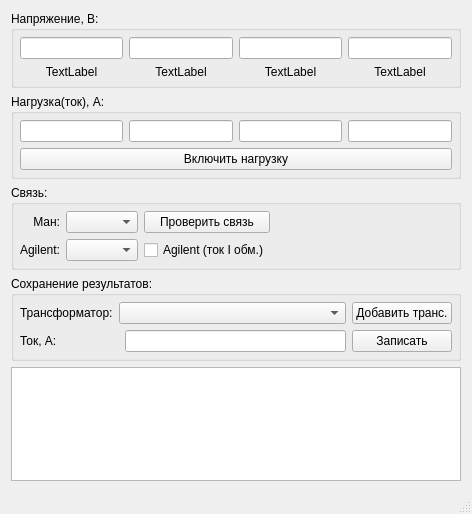
This is mainwindow.ui in XRay3D/MAN as Qt 5 draws it before an edit. The edited form follows.
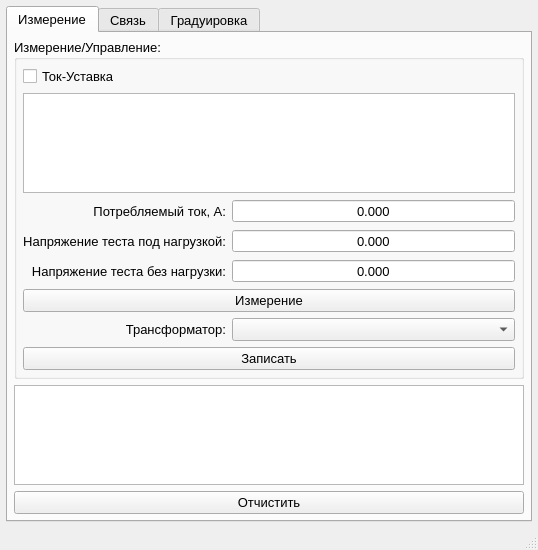
This is the edited form.

```diff
--- a/mainwindow.ui
+++ b/mainwindow.ui
@@ -6,21 +6,74 @@
    <rect>
     <x>0</x>
     <y>0</y>
-    <width>472</width>
-    <height>514</height>
+    <width>538</width>
+    <height>550</height>
    </rect>
   </property>
+  <property name="font">
+   <font>
+    <pointsize>10</pointsize>
+   </font>
+  </property>
   <property name="windowTitle">
    <string>MainWindow</string>
   </property>
   <widget class="QWidget" name="centralWidget">
+   <layout class="QVBoxLayout" name="verticalLayout_2">
+    <property name="leftMargin">
+     <number>6</number>
+    </property>
+    <property name="topMargin">
+     <number>6</number>
+    </property>
+    <property name="rightMargin">
+     <number>6</number>
+    </property>
+    <property name="bottomMargin">
+     <number>6</number>
+    </property>
+    <item>
+     <widget class="QTabWidget" name="tabWidget">
+      <property name="currentIndex">
+       <number>0</number>
+      </property>
+      <widget class="QWidget" name="tabMeasure">
+       <attribute name="title">
+        <string>Измерение</string>
+       </attribute>
+       <layout class="QVBoxLayout" name="vlayMeasure">
+        <property name="leftMargin">
+         <number>0</number>
+        </property>
+        <property name="topMargin">
+         <number>0</number>
+        </property>
+        <property name="rightMargin">
+         <number>0</number>
+        </property>
+        <property name="bottomMargin">
+         <number>0</number>
+        </property>
+        <item>
+         <layout class="QVBoxLayout" name="verticalLayout">
+          <property name="leftMargin">
+           <number>6</number>
+          </property>
+          <property name="topMargin">
+           <number>6</number>
+          </property>
+          <property name="rightMargin">
+           <number>6</number>
+          </property>
+          <property name="bottomMargin">
+           <number>6</number>
+          </property>
+          <item>
+           <widget class="QGroupBox" name="groupBox">
+            <property name="title">
+             <string>Измерение/Управление:</string>
+            </property>
    <layout class="QGridLayout" name="gridLayout">
-    <item row="1" column="0">
-     <widget class="QGroupBox" name="groupBox_2">
-      <property name="title">
-       <string>Нагрузка(ток), А:</string>
-      </property>
-      <layout class="QGridLayout" name="gridLayout_3">
        <property name="leftMargin">
         <number>6</number>
        </property>
@@ -33,105 +86,181 @@
        <property name="bottomMargin">
         <number>6</number>
        </property>
-       <item row="0" column="1">
-        <widget class="QLineEdit" name="lineEditI_2"/>
-       </item>
-       <item row="0" column="0">
-        <widget class="QLineEdit" name="lineEditI_1"/>
-       </item>
-       <item row="0" column="2">
-        <widget class="QLineEdit" name="lineEditI_3"/>
-       </item>
-       <item row="0" column="3">
-        <widget class="QLineEdit" name="lineEditI_4"/>
-       </item>
-       <item row="1" column="0" colspan="4">
-        <widget class="QPushButton" name="pushButtonLoad">
+             <item row="3" column="1">
+              <widget class="QDoubleSpinBox" name="dsbxCurrentIn">
+               <property name="sizePolicy">
+                <sizepolicy hsizetype="Expanding" vsizetype="Fixed">
+                 <horstretch>0</horstretch>
+                 <verstretch>0</verstretch>
+                </sizepolicy>
+               </property>
+               <property name="alignment">
+                <set>Qt::AlignCenter</set>
+               </property>
+               <property name="readOnly">
+                <bool>true</bool>
+               </property>
+               <property name="buttonSymbols">
+                <enum>QAbstractSpinBox::NoButtons</enum>
+               </property>
+               <property name="decimals">
+                <number>3</number>
+               </property>
+               <property name="maximum">
+                <double>3000.000000000000000</double>
+               </property>
+              </widget>
+             </item>
+             <item row="7" column="0" colspan="2">
+              <widget class="QPushButton" name="pbMeasure">
          <property name="text">
-          <string>Включить нагрузку</string>
+                <string>Измерение</string>
          </property>
          <property name="checkable">
           <bool>true</bool>
          </property>
         </widget>
        </item>
-      </layout>
-     </widget>
-    </item>
-    <item row="0" column="0">
-     <widget class="QGroupBox" name="groupBox">
-      <property name="title">
-       <string>Напряжение, В:</string>
-      </property>
-      <layout class="QGridLayout" name="gridLayout_2">
-       <property name="leftMargin">
-        <number>6</number>
-       </property>
-       <property name="topMargin">
-        <number>6</number>
-       </property>
-       <property name="rightMargin">
-        <number>6</number>
-       </property>
-       <property name="bottomMargin">
-        <number>6</number>
-       </property>
-       <item row="0" column="1">
-        <widget class="QLineEdit" name="lineEditU_2"/>
-       </item>
+             <item row="3" column="0">
+              <widget class="QLabel" name="label_7">
+               <property name="sizePolicy">
+                <sizepolicy hsizetype="Preferred" vsizetype="Preferred">
+                 <horstretch>0</horstretch>
+                 <verstretch>0</verstretch>
+                </sizepolicy>
+               </property>
+               <property name="text">
+                <string>Потребляемый ток, А:</string>
+               </property>
+               <property name="alignment">
+                <set>Qt::AlignRight|Qt::AlignTrailing|Qt::AlignVCenter</set>
+               </property>
+              </widget>
+             </item>
+             <item row="4" column="1">
+              <widget class="QDoubleSpinBox" name="dsbxULoad">
+               <property name="alignment">
+                <set>Qt::AlignCenter</set>
+               </property>
+               <property name="readOnly">
+                <bool>true</bool>
+               </property>
+               <property name="buttonSymbols">
+                <enum>QAbstractSpinBox::NoButtons</enum>
+               </property>
+               <property name="decimals">
+                <number>3</number>
+               </property>
+               <property name="maximum">
+                <double>3000.000000000000000</double>
+               </property>
+              </widget>
+             </item>
+             <item row="1" column="0" colspan="2">
+              <widget class="QTableView" name="tvMeasured"/>
+             </item>
+             <item row="8" column="1">
+              <widget class="QComboBox" name="cbxTrans">
+               <property name="sizePolicy">
+                <sizepolicy hsizetype="Expanding" vsizetype="Fixed">
+                 <horstretch>0</horstretch>
+                 <verstretch>0</verstretch>
+                </sizepolicy>
+               </property>
+              </widget>
+             </item>
        <item row="0" column="0">
-        <widget class="QLineEdit" name="lineEditU_1"/>
-       </item>
-       <item row="0" column="3">
-        <widget class="QLineEdit" name="lineEditU_4"/>
-       </item>
-       <item row="0" column="2">
-        <widget class="QLineEdit" name="lineEditU_3"/>
-       </item>
-       <item row="1" column="0">
+              <widget class="QCheckBox" name="chbxSetPointLoad">
+               <property name="text">
+                <string>Ток-Уставка</string>
+               </property>
+              </widget>
+             </item>
+             <item row="13" column="0" colspan="2">
+              <widget class="QPushButton" name="pbWrite">
+               <property name="text">
+                <string>Записать</string>
+               </property>
+              </widget>
+             </item>
+             <item row="8" column="0">
+              <widget class="QLabel" name="label_8">
+               <property name="sizePolicy">
+                <sizepolicy hsizetype="Preferred" vsizetype="Preferred">
+                 <horstretch>0</horstretch>
+                 <verstretch>0</verstretch>
+                </sizepolicy>
+               </property>
+               <property name="text">
+                <string>Трансформатор:</string>
+               </property>
+               <property name="alignment">
+                <set>Qt::AlignRight|Qt::AlignTrailing|Qt::AlignVCenter</set>
+               </property>
+              </widget>
+             </item>
+             <item row="5" column="1">
+              <widget class="QDoubleSpinBox" name="dsbxUNoLoad">
+               <property name="alignment">
+                <set>Qt::AlignCenter</set>
+               </property>
+               <property name="readOnly">
+                <bool>true</bool>
+               </property>
+               <property name="buttonSymbols">
+                <enum>QAbstractSpinBox::NoButtons</enum>
+               </property>
+               <property name="decimals">
+                <number>3</number>
+               </property>
+               <property name="maximum">
+                <double>3000.000000000000000</double>
+               </property>
+              </widget>
+             </item>
+             <item row="4" column="0">
         <widget class="QLabel" name="label">
          <property name="text">
-          <string>TextLabel</string>
+                <string>Напряжение теста под нагрузкой:</string>
          </property>
          <property name="alignment">
-          <set>Qt::AlignCenter</set>
+                <set>Qt::AlignRight|Qt::AlignTrailing|Qt::AlignVCenter</set>
          </property>
         </widget>
        </item>
-       <item row="1" column="1">
+             <item row="5" column="0">
         <widget class="QLabel" name="label_2">
          <property name="text">
-          <string>TextLabel</string>
+                <string>Напряжение теста без нагрузки:</string>
          </property>
          <property name="alignment">
-          <set>Qt::AlignCenter</set>
+                <set>Qt::AlignRight|Qt::AlignTrailing|Qt::AlignVCenter</set>
          </property>
         </widget>
        </item>
-       <item row="1" column="2">
-        <widget class="QLabel" name="label_3">
-         <property name="text">
-          <string>TextLabel</string>
-         </property>
-         <property name="alignment">
-          <set>Qt::AlignCenter</set>
-         </property>
-        </widget>
-       </item>
-       <item row="1" column="3">
-        <widget class="QLabel" name="label_4">
+            </layout>
+           </widget>
+          </item>
+          <item>
+           <widget class="QTableView" name="tvTested"/>
+          </item>
+          <item>
+           <widget class="QPushButton" name="pbClear">
          <property name="text">
-          <string>TextLabel</string>
-         </property>
-         <property name="alignment">
-          <set>Qt::AlignCenter</set>
-         </property>
+             <string>Отчистить</string>
+            </property>
         </widget>
        </item>
       </layout>
-     </widget>
-    </item>
-    <item row="2" column="0">
+        </item>
+       </layout>
+      </widget>
+      <widget class="QWidget" name="tabConnection">
+       <attribute name="title">
+        <string>Связь</string>
+       </attribute>
+       <layout class="QVBoxLayout" name="verticalLayout_3">
+        <item>
      <widget class="QGroupBox" name="groupBox_3">
       <property name="title">
        <string>Связь:</string>
@@ -154,9 +283,6 @@
          <property name="text">
           <string>Ман:</string>
          </property>
-         <property name="alignment">
-          <set>Qt::AlignRight|Qt::AlignTrailing|Qt::AlignVCenter</set>
-         </property>
         </widget>
        </item>
        <item row="0" column="1">
@@ -174,9 +300,6 @@
          <property name="text">
           <string>Agilent:</string>
          </property>
-         <property name="alignment">
-          <set>Qt::AlignRight|Qt::AlignTrailing|Qt::AlignVCenter</set>
-         </property>
         </widget>
        </item>
        <item row="1" column="1">
@@ -205,63 +328,27 @@
       </layout>
      </widget>
     </item>
-    <item row="3" column="0">
-     <widget class="QGroupBox" name="groupBox_4">
-      <property name="title">
-       <string>Сохранение результатов:</string>
-      </property>
-      <layout class="QGridLayout" name="gridLayout_5">
-       <property name="leftMargin">
-        <number>6</number>
-       </property>
-       <property name="topMargin">
-        <number>6</number>
-       </property>
-       <property name="rightMargin">
-        <number>6</number>
-       </property>
-       <property name="bottomMargin">
-        <number>6</number>
-       </property>
-       <item row="0" column="0">
-        <widget class="QLabel" name="label_8">
-         <property name="text">
-          <string>Трансформатор:</string>
-         </property>
-        </widget>
-       </item>
-       <item row="2" column="0" colspan="2">
-        <widget class="QLabel" name="label_7">
-         <property name="text">
-          <string>Ток, А:</string>
-         </property>
-        </widget>
-       </item>
-       <item row="2" column="2">
-        <widget class="QLineEdit" name="lineEdit_9"/>
-       </item>
-       <item row="2" column="3">
-        <widget class="QPushButton" name="pushButtonWrite">
-         <property name="text">
-          <string>Записать</string>
-         </property>
-        </widget>
-       </item>
-       <item row="0" column="1" colspan="2">
-        <widget class="QComboBox" name="comboBox_3"/>
-       </item>
-       <item row="0" column="3">
-        <widget class="QPushButton" name="pushButtonAddTrans">
-         <property name="text">
-          <string>Добавить транс.</string>
-         </property>
-        </widget>
+        <item>
+         <spacer name="verticalSpacer">
+          <property name="orientation">
+           <enum>Qt::Vertical</enum>
+          </property>
+          <property name="sizeHint" stdset="0">
+           <size>
+            <width>20</width>
+            <height>40</height>
+           </size>
+          </property>
+         </spacer>
        </item>
       </layout>
      </widget>
-    </item>
-    <item row="4" column="0">
-     <widget class="QTableWidget" name="tableWidget"/>
+      <widget class="QWidget" name="tab">
+       <attribute name="title">
+        <string>Градуировка</string>
+       </attribute>
+      </widget>
+     </widget>
     </item>
    </layout>
   </widget>
```
Left out of the diff: 12 changed lines with no effect on the pictures. Lines whose indentation alone changed are shown as unchanged.
